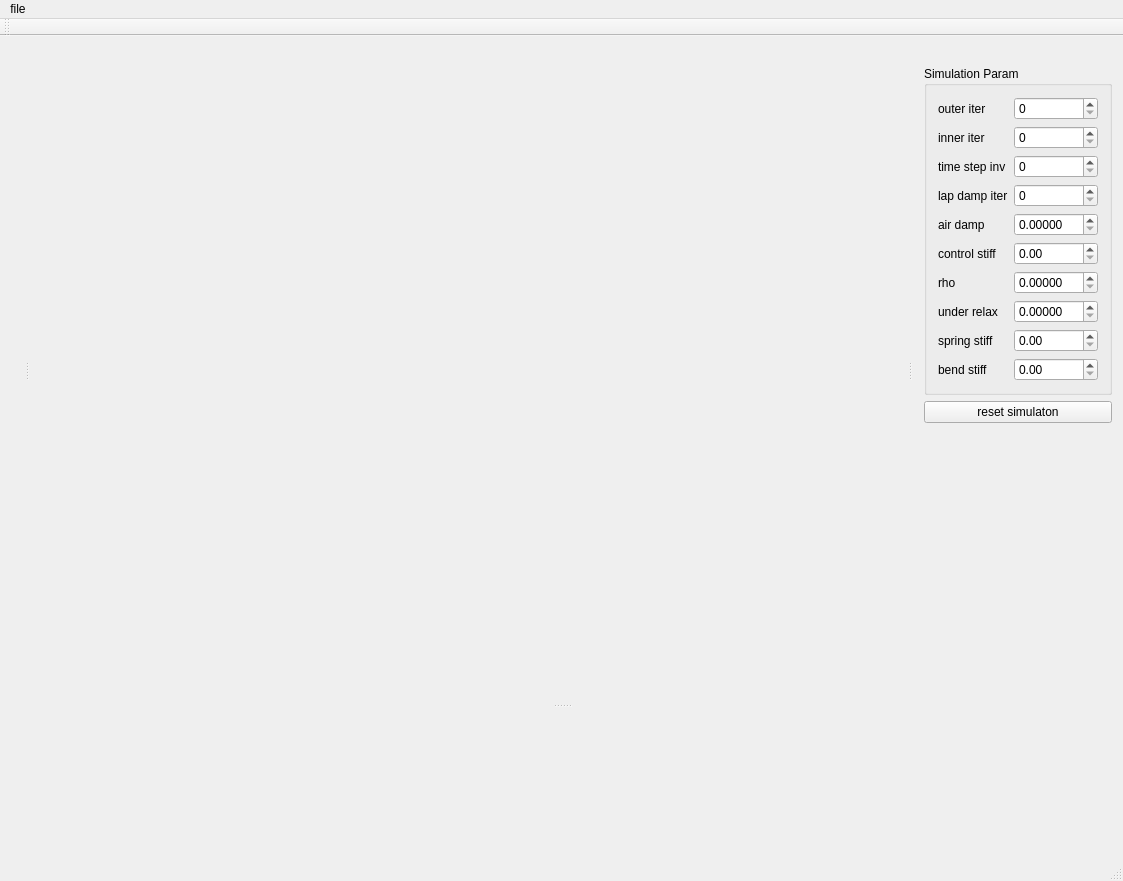
The window that clothdesigner.ui (dolphin-li/ClothDesigner) describes before a commit, drawn with Qt 5.
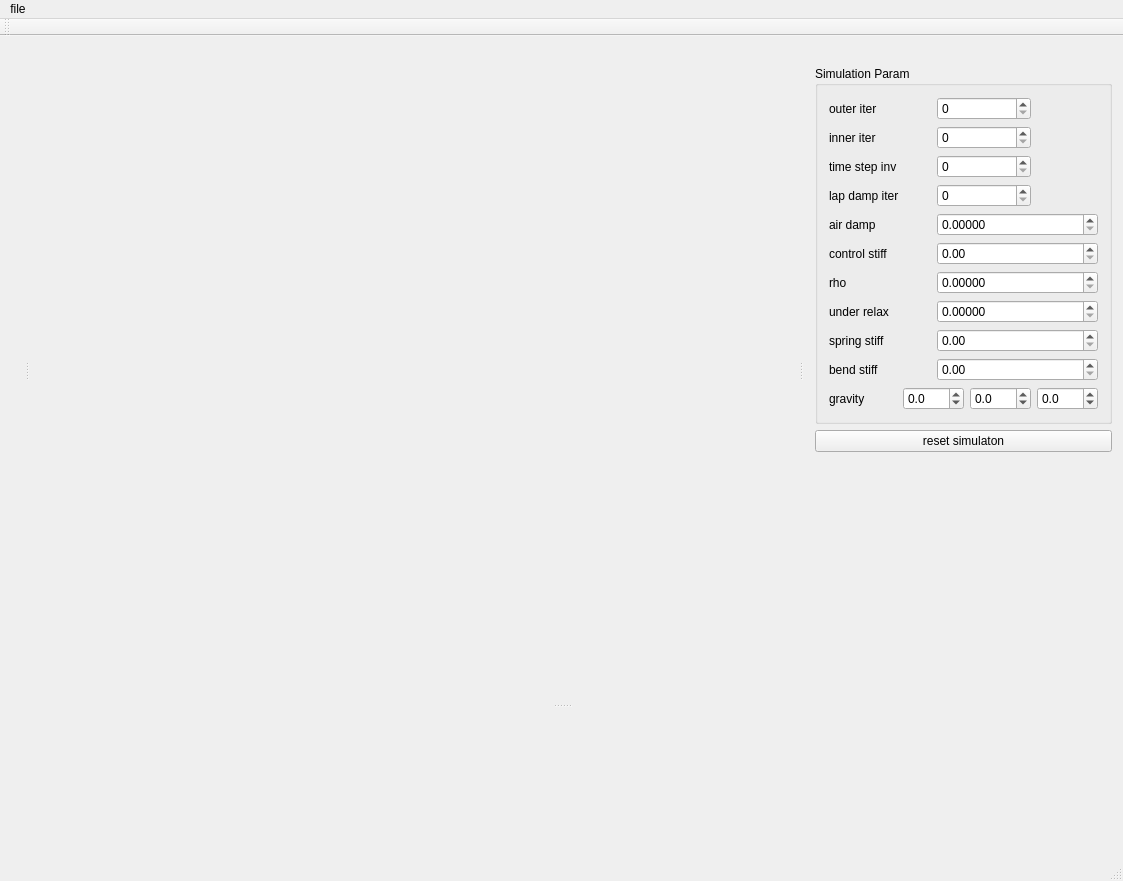
The same window after the commit.

The edit to the form file:
```diff
--- a/clothdesigner.ui
+++ b/clothdesigner.ui
@@ -46,8 +46,8 @@
   <widget class="QDockWidget" name="dockWidgetRight">
    <property name="minimumSize">
     <size>
-     <width>201</width>
-     <height>362</height>
+     <width>288</width>
+     <height>388</height>
     </size>
    </property>
    <property name="features">
@@ -71,7 +71,7 @@
           </property>
          </widget>
         </item>
-        <item row="0" column="1">
+        <item row="0" column="2" colspan="2">
          <widget class="QSpinBox" name="sbSparamOuterIter"/>
         </item>
         <item row="1" column="0">
@@ -81,7 +81,7 @@
           </property>
          </widget>
         </item>
-        <item row="1" column="1">
+        <item row="1" column="2" colspan="2">
          <widget class="QSpinBox" name="sbSparamInnerIter">
           <property name="maximum">
            <number>9999</number>
@@ -95,21 +95,21 @@
           </property>
          </widget>
         </item>
-        <item row="2" column="1">
+        <item row="2" column="2" colspan="2">
          <widget class="QSpinBox" name="sbSparamTimeStepInv">
           <property name="maximum">
            <number>9999</number>
           </property>
          </widget>
         </item>
-        <item row="3" column="0">
+        <item row="3" column="0" colspan="2">
          <widget class="QLabel" name="label_4">
           <property name="text">
            <string>lap damp iter</string>
           </property>
          </widget>
         </item>
-        <item row="3" column="1">
+        <item row="3" column="2" colspan="2">
          <widget class="QSpinBox" name="sbSparamLapDampIter"/>
         </item>
         <item row="4" column="0">
@@ -119,7 +119,7 @@
           </property>
          </widget>
         </item>
-        <item row="4" column="1">
+        <item row="4" column="2" colspan="3">
          <widget class="QDoubleSpinBox" name="sbSparamAirDamp">
           <property name="decimals">
            <number>5</number>
@@ -136,7 +136,7 @@
           </property>
          </widget>
         </item>
-        <item row="5" column="1">
+        <item row="5" column="2" colspan="3">
          <widget class="QDoubleSpinBox" name="sbSparamControlStiff">
           <property name="maximum">
            <double>999999999.000000000000000</double>
@@ -150,7 +150,7 @@
           </property>
          </widget>
         </item>
-        <item row="6" column="1">
+        <item row="6" column="2" colspan="3">
          <widget class="QDoubleSpinBox" name="sbSparamRho">
           <property name="decimals">
            <number>5</number>
@@ -167,7 +167,7 @@
           </property>
          </widget>
         </item>
-        <item row="7" column="1">
+        <item row="7" column="2" colspan="3">
          <widget class="QDoubleSpinBox" name="sbSparamUnderRelax">
           <property name="decimals">
            <number>5</number>
@@ -184,7 +184,7 @@
           </property>
          </widget>
         </item>
-        <item row="8" column="1">
+        <item row="8" column="2" colspan="3">
          <widget class="QDoubleSpinBox" name="sbSparamSpringStiff">
           <property name="maximum">
            <double>999999999.000000000000000</double>
@@ -198,13 +198,50 @@
           </property>
          </widget>
         </item>
-        <item row="9" column="1">
+        <item row="9" column="2" colspan="3">
          <widget class="QDoubleSpinBox" name="sbSparamBendStiff">
           <property name="maximum">
            <double>9999.000000000000000</double>
           </property>
          </widget>
         </item>
+        <item row="10" column="0">
+         <widget class="QLabel" name="label_11">
+          <property name="text">
+           <string>gravity</string>
+          </property>
+         </widget>
+        </item>
+        <item row="10" column="1" colspan="2">
+         <widget class="QDoubleSpinBox" name="sbSparamGravityX">
+          <property name="decimals">
+           <number>1</number>
+          </property>
+          <property name="minimum">
+           <double>-100.000000000000000</double>
+          </property>
+         </widget>
+        </item>
+        <item row="10" column="3">
+         <widget class="QDoubleSpinBox" name="sbSparamGravityY">
+          <property name="decimals">
+           <number>1</number>
+          </property>
+          <property name="minimum">
+           <double>-100.000000000000000</double>
+          </property>
+         </widget>
+        </item>
+        <item row="10" column="4">
+         <widget class="QDoubleSpinBox" name="sbSparamGravityZ">
+          <property name="decimals">
+           <number>1</number>
+          </property>
+          <property name="minimum">
+           <double>-100.000000000000000</double>
+          </property>
+         </widget>
+        </item>
        </layout>
       </widget>
      </item>
```
